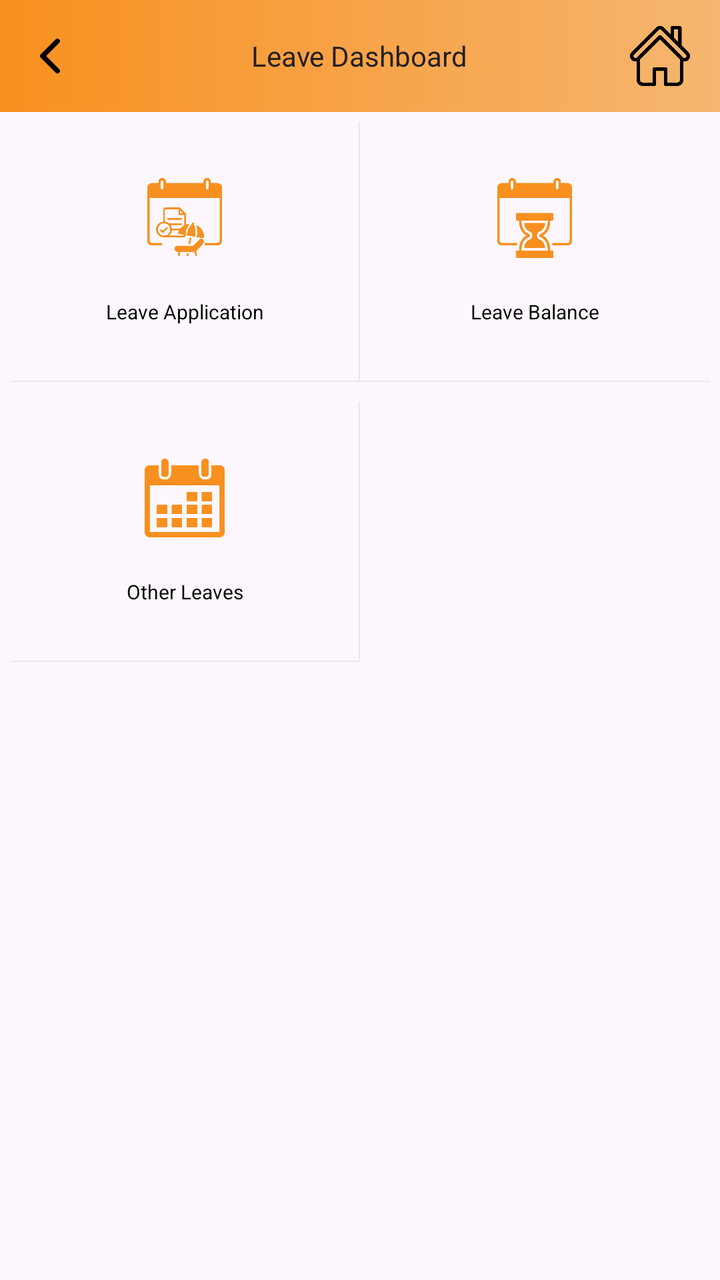
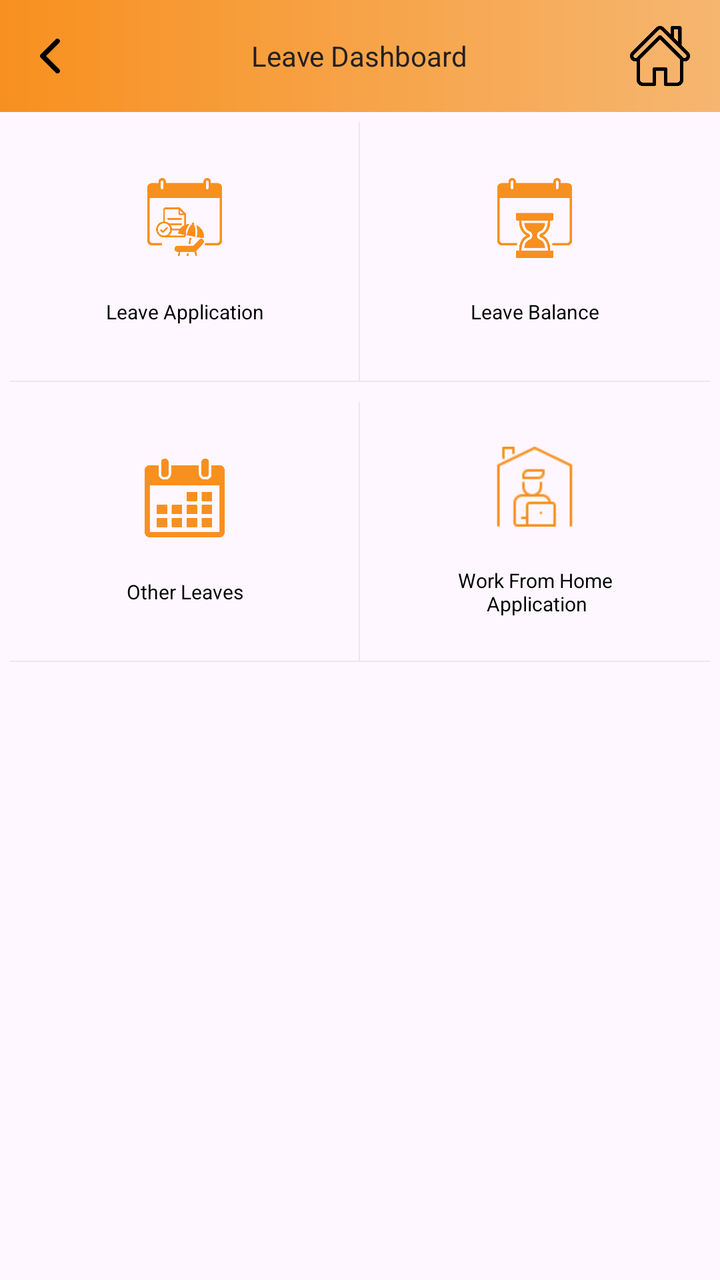

Before-and-after screenshots of an Android layout around one commit, followed by the original layout XML and the change that was made.
<!-- AndroidManifest.xml: application theme Theme.IMFA -->
<!-- res/layout/activity_leave_application_dashboard.xml -->
<?xml version="1.0" encoding="utf-8"?>
<androidx.constraintlayout.widget.ConstraintLayout xmlns:android="http://schemas.android.com/apk/res/android"
    xmlns:app="http://schemas.android.com/apk/res-auto"
    xmlns:tools="http://schemas.android.com/tools"
    android:layout_width="match_parent"
    android:layout_height="match_parent"
    tools:context=".Leave.LeaveApplicationDashboardActivity">

    <LinearLayout
        android:id="@+id/linearLayout"
        android:layout_width="match_parent"
        android:layout_height="?android:actionBarSize"
        android:background="@drawable/background_1"
        android:orientation="horizontal"
        app:layout_constraintEnd_toEndOf="parent"
        app:layout_constraintStart_toStartOf="parent"
        app:layout_constraintTop_toTopOf="parent">

        <LinearLayout
            android:layout_width="0dp"
            android:layout_height="match_parent"
            android:layout_weight="0.5">

            <ImageView
                android:id="@+id/ivBack"
                android:layout_width="30dp"
                android:layout_height="40dp"
                android:layout_gravity="center"
                android:layout_marginLeft="10dp"
                android:src="@drawable/back_arrow" />
        </LinearLayout>

        <LinearLayout
            android:layout_width="0dp"
            android:layout_height="match_parent"
            android:layout_weight="1"
            android:gravity="center">

            <TextView
                android:layout_width="wrap_content"
                android:layout_height="wrap_content"
                android:text="Leave Dashboard"
                android:textColor="@color/appBlack"
                android:textSize="14sp" />

        </LinearLayout>

        <LinearLayout
            android:layout_width="0dp"
            android:layout_height="match_parent"
            android:layout_weight="0.5"
            android:gravity="right">

            <ImageView
                android:id="@+id/imgHome"
                android:layout_width="30dp"
                android:layout_height="30dp"
                android:layout_gravity="center"
                android:layout_marginRight="15dp"
                android:src="@drawable/home" />
        </LinearLayout>
    </LinearLayout>

    <LinearLayout
        android:id="@+id/lnAccess"
        android:layout_width="match_parent"
        android:layout_height="0dp"
        android:orientation="vertical"
        app:layout_constraintBottom_toBottomOf="parent"
        app:layout_constraintEnd_toEndOf="parent"
        app:layout_constraintStart_toStartOf="parent"
        app:layout_constraintTop_toBottomOf="@+id/linearLayout">

        <LinearLayout
            android:layout_width="match_parent"
            android:layout_height="wrap_content"
            android:layout_margin="5dp"
            android:orientation="horizontal">

            <LinearLayout
                android:id="@+id/llLeaveApplication"
                android:layout_width="160dp"
                android:layout_height="130dp"
                android:layout_weight="1"
                android:background="@drawable/layoutstroke"
                android:gravity="center"
                android:orientation="vertical">


                <ImageView
                    android:id="@+id/ctcimg"
                    android:layout_width="60dp"
                    android:layout_height="60dp"
                    android:padding="10dp"
                    android:src="@drawable/leave_application_dash"
                    app:tint="@color/appYellow"></ImageView>

                <TextView
                    android:id="@+id/tvLeave"
                    android:layout_width="wrap_content"
                    android:layout_height="wrap_content"
                    android:padding="10dp"
                    android:text="Leave Application"
                    android:textColor="@color/black"
                    android:textSize="10sp"


                    ></TextView>


            </LinearLayout>

            <LinearLayout
                android:id="@+id/llLeaveBalance"
                android:layout_width="160dp"
                android:layout_height="130dp"
                android:layout_weight="1"
                android:background="@drawable/layoutstrokebottom"
                android:gravity="center"
                android:orientation="vertical">

                <ImageView
                    android:id="@+id/imgsalary"
                    android:layout_width="60dp"
                    android:layout_height="60dp"
                    android:padding="10dp"
                    android:src="@drawable/leave_balance_dash"
                    app:tint="@color/appYellow"></ImageView>

                <TextView
                    android:id="@+id/tvLeaveBalance"
                    android:layout_width="wrap_content"
                    android:layout_height="wrap_content"
                    android:padding="10dp"
                    android:text="Leave Balance"
                    android:textColor="@color/black"
                    android:textSize="10sp" />

            </LinearLayout>
        </LinearLayout>

        <LinearLayout
            android:layout_width="match_parent"
            android:layout_height="wrap_content"
            android:layout_margin="5dp"
            android:orientation="horizontal">

            <LinearLayout
                android:id="@+id/llLeaveOthers"
                android:layout_width="160dp"
                android:layout_height="130dp"
                android:layout_weight="1"
                android:background="@drawable/layoutstroke"
                android:gravity="center"
                android:orientation="vertical">


                <ImageView
                    android:id="@+id/othersImg"
                    android:layout_width="60dp"
                    android:layout_height="60dp"
                    android:padding="10dp"
                    android:src="@drawable/calendar"
                    app:tint="@color/appYellow"></ImageView>

                <TextView
                    android:id="@+id/tvOtherLeave"
                    android:layout_width="wrap_content"
                    android:layout_height="wrap_content"
                    android:padding="10dp"
                    android:text="Other Leaves"
                    android:textColor="@color/black"
                    android:textSize="10sp" />
            </LinearLayout>

            <LinearLayout
                android:layout_width="160dp"
                android:layout_height="130dp"
                android:layout_weight="1"
                android:background="@drawable/layoutstrokebottom"
                android:gravity="center"
                android:visibility="invisible"
                android:orientation="vertical">

                <ImageView
                    android:layout_width="60dp"
                    android:layout_height="60dp"
                    android:padding="10dp"
                    android:src="@drawable/leave_balance_dash"
                    app:tint="@color/appYellow"></ImageView>

                <TextView
                    android:layout_width="wrap_content"
                    android:layout_height="wrap_content"
                    android:padding="10dp"
                    android:text="Leave Balance"
                    android:textColor="@color/black"
                    android:textSize="10sp" />
            </LinearLayout>
        </LinearLayout>
    </LinearLayout>

    <LinearLayout
        android:id="@+id/lnNonAccess"
        android:layout_width="match_parent"
        android:layout_height="0dp"
        android:gravity="center"
        android:orientation="vertical"
        android:visibility="gone"
        app:layout_constraintBottom_toBottomOf="parent"
        app:layout_constraintEnd_toEndOf="parent"
        app:layout_constraintStart_toStartOf="parent"
        app:layout_constraintTop_toBottomOf="@+id/linearLayout">

        <ImageView
            android:layout_width="80dp"
            android:layout_height="80dp"
            android:src="@drawable/sorry"></ImageView>

        <TextView
            android:layout_width="wrap_content"
            android:layout_height="wrap_content"
            android:layout_marginTop="5dp"
            android:text="Currently this menu is not accessible"
            android:textColor="@color/appBlack"
            android:textSize="14sp"
            android:textStyle="bold"></TextView>

    </LinearLayout>


</androidx.constraintlayout.widget.ConstraintLayout>
<!-- resources referenced by this layout -->
<resources>
  <color name="appBlack">#242021</color>
  <color name="appYellow">#F8901F</color>
  <color name="black">#FF000000</color>
  <!-- drawable back_arrow: png bitmap (drawable, 2943 bytes) -->
  <!-- drawable background_1 (drawable) -->
  <shape xmlns:android="http://schemas.android.com/apk/res/android"
      android:shape="rectangle">
      <gradient
          android:endColor="#F6B670"
          android:startColor="@color/appYellow"
          android:type="linear"
          android:angle="0" />
  </shape>
  <!-- drawable calendar: png bitmap (drawable, 5072 bytes) -->
  <!-- drawable home: png bitmap (drawable, 9285 bytes) -->
  <!-- drawable layoutstroke (drawable) -->
  <?xml version="1.0" encoding="utf-8"?>
  <layer-list xmlns:android="http://schemas.android.com/apk/res/android">
  <item android:top="-2dp" android:left="-2dp" >
  
  <shape
      android:shape="rectangle"  >
      
  
      <size android:width="55dip"
          android:height="55dip"/>
      <stroke android:color="#EAE8E8"
          android:width="0.5dp"></stroke>
  </shape>
  </item>
  </layer-list>
  
  
  
  
  
  
  
  
  <!-- drawable layoutstrokebottom (drawable) -->
  <?xml version="1.0" encoding="utf-8"?>
  <layer-list xmlns:android="http://schemas.android.com/apk/res/android">
      <item
          android:left="-2dp"
          android:right="-2dp"
          android:top="-2dp">
  
          <shape android:shape="rectangle">
              
              
              <size
                  android:width="55dip"
                  android:height="55dip" />
              <stroke
                  android:width="0.5dp"
                  android:color="#EAE8E8"></stroke>
          </shape>
      </item>
  </layer-list>
  <!-- drawable leave_application_dash: png bitmap (drawable, 29991 bytes) -->
  <!-- drawable leave_balance_dash: png bitmap (drawable, 26375 bytes) -->
  <!-- drawable sorry: png bitmap (drawable, 3710 bytes) -->
  <style name="Theme.IMFA" parent="Base.Theme.IMFA" />
  <style name="Base.Theme.IMFA" parent="Theme.Material3.DayNight.NoActionBar">
          
          <item name="colorPrimary">@color/appYellow</item>
      </style>
</resources>

<!-- the commit's change to res/layout/activity_leave_application_dashboard.xml (unified diff, before → after) -->
@@ -174,26 +174,28 @@
             </LinearLayout>
 
             <LinearLayout
+                android:id="@+id/llWFH"
                 android:layout_width="160dp"
                 android:layout_height="130dp"
                 android:layout_weight="1"
                 android:background="@drawable/layoutstrokebottom"
                 android:gravity="center"
-                android:visibility="invisible"
-                android:orientation="vertical">
-
-                <ImageView
-                    android:layout_width="60dp"
-                    android:layout_height="60dp"
-                    android:padding="10dp"
-                    android:src="@drawable/leave_balance_dash"
-                    app:tint="@color/appYellow"></ImageView>
-
-                <TextView
-                    android:layout_width="wrap_content"
-                    android:layout_height="wrap_content"
-                    android:padding="10dp"
-                    android:text="Leave Balance"
+                android:visibility="visible"
+                android:orientation="vertical">
+
+                <ImageView
+                    android:layout_width="60dp"
+                    android:layout_height="60dp"
+                    android:padding="10dp"
+                    android:src="@drawable/wfh"
+                    app:tint="@color/appYellow"></ImageView>
+
+                <TextView
+                    android:textAlignment="center"
+                    android:layout_width="wrap_content"
+                    android:layout_height="wrap_content"
+                    android:padding="10dp"
+                    android:text="Work From Home\n Application"
                     android:textColor="@color/black"
                     android:textSize="10sp" />
             </LinearLayout>
<!-- resource entries referenced after the edit -->
@@ -62,6 +62,7 @@
   <!-- drawable leave_application_dash: png bitmap (drawable, 29991 bytes) -->
   <!-- drawable leave_balance_dash: png bitmap (drawable, 26375 bytes) -->
   <!-- drawable sorry: png bitmap (drawable, 3710 bytes) -->
+  <!-- drawable wfh: png bitmap (drawable, 1062 bytes) -->
   <style name="Theme.IMFA" parent="Base.Theme.IMFA" />
   <style name="Base.Theme.IMFA" parent="Theme.Material3.DayNight.NoActionBar">
           
